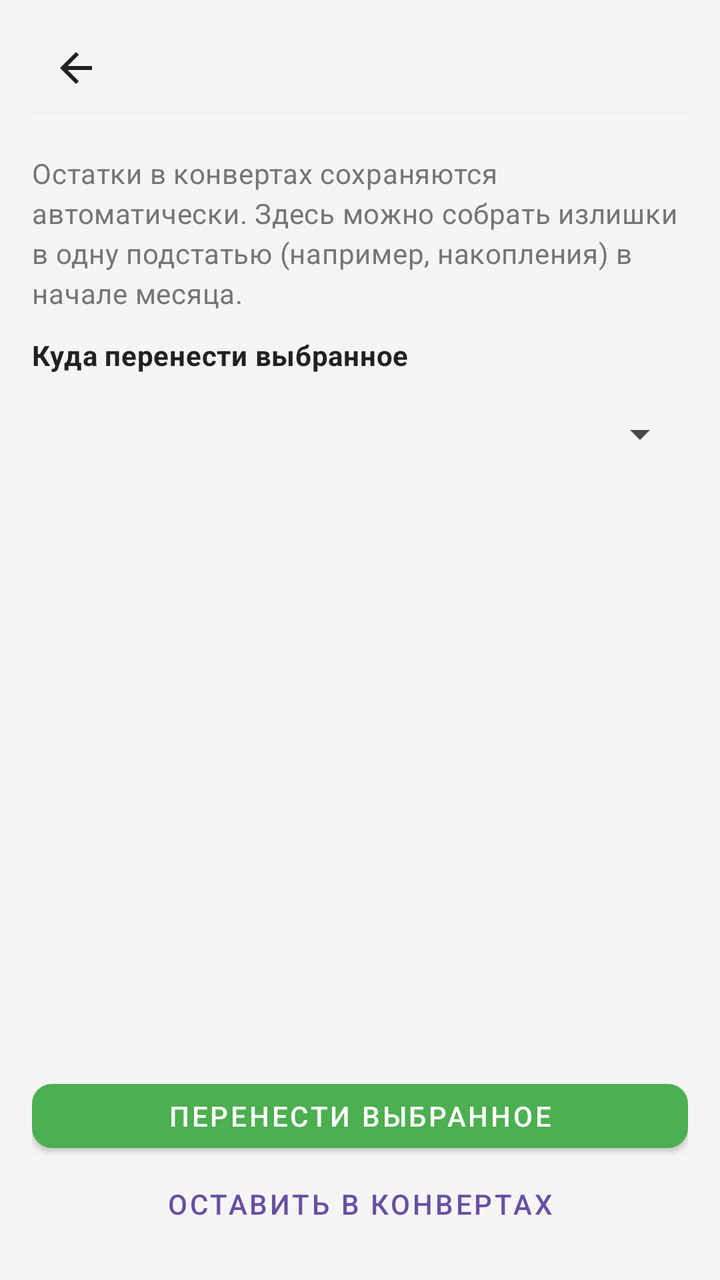
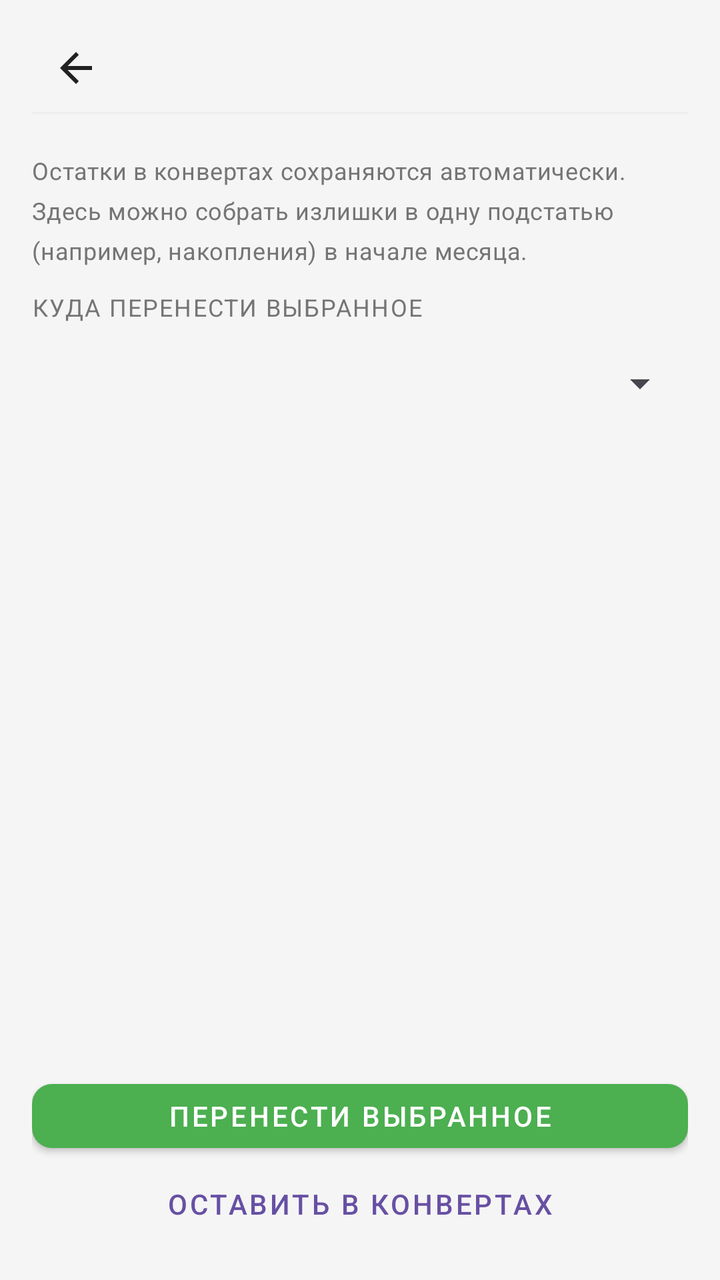

Compare the two renders of this Android layout. The source of the first and the diff that turns it into the second are given below.
<!-- AndroidManifest.xml: application theme Theme.MyBudget -->
<!-- res/layout/activity_rollover.xml -->
<?xml version="1.0" encoding="utf-8"?>
<LinearLayout xmlns:android="http://schemas.android.com/apk/res/android" xmlns:app="http://schemas.android.com/apk/res-auto"
    android:orientation="vertical"
    android:background="@color/background_light"
    android:paddingLeft="@dimen/space_16"
    android:paddingTop="@dimen/space_12"
    android:paddingRight="@dimen/space_16"
    android:paddingBottom="@dimen/space_16"
    android:layout_width="match_parent"
    android:layout_height="match_parent"
    android:paddingHorizontal="@dimen/space_16">
    <include
        android:layout_width="match_parent"
        android:layout_height="wrap_content"
        android:layout_marginBottom="@dimen/space_12"
        layout="@layout/include_screen_header"/>
    <TextView
        android:textSize="14sp"
        android:id="@+id/rolloverHintText"
        android:layout_width="match_parent"
        android:layout_height="wrap_content"
        android:layout_marginBottom="@dimen/space_12"
        android:text="@string/rollover_hint"
        style="@style/Text.MyBudget.Subtitle"/>
    <TextView
        android:textSize="14sp"
        android:layout_width="match_parent"
        android:layout_height="wrap_content"
        android:layout_marginBottom="@dimen/space_8"
        android:text="@string/rollover_target_label"
        style="@style/Text.MyBudget.Section"/>
    <Spinner
        android:id="@+id/rolloverTargetSpinner"
        android:layout_width="match_parent"
        android:layout_height="wrap_content"
        android:layout_marginBottom="@dimen/space_12"
        android:minHeight="@dimen/touch_min_size"/>
    <FrameLayout
        android:layout_width="match_parent"
        android:layout_height="0dp"
        android:layout_weight="1">
        <androidx.recyclerview.widget.RecyclerView
            android:id="@+id/rolloverRecyclerView"
            android:clipToPadding="false"
            android:layout_width="match_parent"
            android:layout_height="match_parent"/>
        <TextView
            android:gravity="center"
            android:layout_gravity="center"
            android:id="@+id/rolloverEmptyText"
            android:padding="@dimen/space_24"
            android:visibility="gone"
            android:layout_width="match_parent"
            android:layout_height="wrap_content"
            android:text="@string/rollover_empty"
            style="@style/Text.MyBudget.Subtitle"/>
    </FrameLayout>
    <com.google.android.material.button.MaterialButton
        android:id="@+id/rolloverTransferButton"
        android:layout_width="match_parent"
        android:layout_height="wrap_content"
        android:layout_marginTop="@dimen/space_8"
        android:minHeight="@dimen/touch_min_size"
        android:text="@string/rollover_transfer_button"
        app:backgroundTint="@color/income_green"
        app:cornerRadius="@dimen/radius_10"
        style="@style/Widget.MaterialComponents.Button"/>
    <com.google.android.material.button.MaterialButton
        android:id="@+id/rolloverKeepButton"
        android:layout_width="match_parent"
        android:layout_height="wrap_content"
        android:minHeight="@dimen/touch_min_size"
        android:text="@string/rollover_keep_button"
        app:cornerRadius="@dimen/radius_10"
        style="@style/Widget.MaterialComponents.Button.TextButton"/>
</LinearLayout>
<!-- res/layout/include_screen_header.xml (included above) -->
<?xml version="1.0" encoding="utf-8"?>
<LinearLayout xmlns:android="http://schemas.android.com/apk/res/android"
    android:layout_width="match_parent"
    android:layout_height="wrap_content"
    android:orientation="vertical">

    <include layout="@layout/include_compact_toolbar" />

    <View
        android:layout_width="match_parent"
        android:layout_height="1dp"
        android:layout_marginBottom="@dimen/space_8"
        android:background="@color/border_light" />
</LinearLayout>
<!-- res/layout/include_compact_toolbar.xml (included above) -->
<?xml version="1.0" encoding="utf-8"?>
<LinearLayout xmlns:android="http://schemas.android.com/apk/res/android" xmlns:app="http://schemas.android.com/apk/res-auto"
    android:gravity="center_vertical"
    android:orientation="horizontal"
    android:id="@+id/screenHeaderRoot"
    android:layout_width="match_parent"
    android:layout_height="wrap_content"
    android:minHeight="@dimen/touch_min_size">
    <ImageButton
        android:id="@+id/screenHeaderBack"
        android:background="?attr/selectableItemBackgroundBorderless"
        android:padding="@dimen/space_8"
        android:layout_width="@dimen/touch_min_size"
        android:layout_height="@dimen/touch_min_size"
        android:src="@drawable/ic_arrow_back"
        android:scaleType="centerInside"
        android:contentDescription="@string/nav_back"
        app:tint="@color/text_primary"/>
    <TextView
        android:textSize="18sp"
        android:id="@+id/screenHeaderEmoji"
        android:visibility="gone"
        android:layout_width="wrap_content"
        android:layout_height="wrap_content"
        android:layout_marginStart="@dimen/space_2"/>
    <TextView
        android:textSize="20sp"
        android:ellipsize="end"
        android:id="@+id/screenHeaderTitle"
        android:layout_width="0dp"
        android:layout_height="wrap_content"
        android:maxLines="1"
        android:layout_weight="1"
        android:layout_marginStart="@dimen/space_4"
        style="@style/Text.MyBudget.Title"/>
    <ImageButton
        android:id="@+id/screenHeaderAction"
        android:background="?attr/selectableItemBackgroundBorderless"
        android:padding="@dimen/space_8"
        android:visibility="gone"
        android:layout_width="@dimen/touch_min_size"
        android:layout_height="@dimen/touch_min_size"
        android:src="@android:drawable/ic_menu_more"
        android:contentDescription="@string/transactions_more_menu"
        app:tint="@color/text_secondary"/>
    <ImageButton
        android:id="@+id/screenHeaderActionSecondary"
        android:background="?attr/selectableItemBackgroundBorderless"
        android:padding="@dimen/space_8"
        android:visibility="gone"
        android:layout_width="@dimen/touch_min_size"
        android:layout_height="@dimen/touch_min_size"
        android:src="@android:drawable/ic_menu_search"
        android:contentDescription="@string/transactions_search_submit"
        app:tint="@color/budget_blue"/>
</LinearLayout>
<!-- resources referenced by this layout -->
<resources>
  <color name="background_light">#f5f5f5</color>
  <color name="border_light">#eeeeee</color>
  <color name="budget_blue">#2196f3</color>
  <color name="income_green">#4caf50</color>
  <color name="text_primary">#212121</color>
  <color name="text_secondary">#757575</color>
  <dimen name="radius_10">10dp</dimen>
  <dimen name="space_12">12dp</dimen>
  <dimen name="space_16">16dp</dimen>
  <dimen name="space_2">2dp</dimen>
  <dimen name="space_24">24dp</dimen>
  <dimen name="space_4">4dp</dimen>
  <dimen name="space_8">8dp</dimen>
  <dimen name="touch_min_size">44dp</dimen>
  <!-- drawable ic_arrow_back (drawable) -->
  <?xml version="1.0" encoding="utf-8"?>
  <vector xmlns:android="http://schemas.android.com/apk/res/android"
      android:height="24dp"
      android:width="24dp"
      android:viewportWidth="24"
      android:viewportHeight="24">
      <path
          android:fillColor="@color/text_primary"
          android:pathData="M20,11H7.83l5.59,-5.59L12,4l-8,8 8,8 1.41,-1.41L7.83,13H20v-2z"/>
  </vector>
  <string name="nav_back">Назад</string>
  <string name="rollover_empty">Нет подстатей с остатком для переноса</string>
  <string name="rollover_hint">Остатки в конвертах сохраняются автоматически. Здесь можно собрать излишки в одну подстатью (например, накопления) в начале месяца.</string>
  <string name="rollover_keep_button">Оставить в конвертах</string>
  <string name="rollover_target_label">Куда перенести выбранное</string>
  <string name="rollover_transfer_button">Перенести выбранное</string>
  <string name="transactions_more_menu">Дополнительно</string>
  <string name="transactions_search_submit">Искать</string>
  <style name="Text.MyBudget.Section" parent="@style/Text.MyBudget">
      <item name="android:textSize">16sp</item>
      <item name="android:textStyle">bold</item>
      <item name="android:textColor">@color/text_primary</item>
    </style>
  <style name="Text.MyBudget.Subtitle" parent="@style/Text.MyBudget">
      <item name="android:textSize">12sp</item>
      <item name="android:textColor">@color/text_secondary</item>
    </style>
  <style name="Text.MyBudget.Title" parent="@style/Text.MyBudget">
      <item name="android:textSize">18sp</item>
      <item name="android:textStyle">bold</item>
      <item name="android:textColor">@color/text_primary</item>
    </style>
  <style name="Theme.MyBudget" parent="@style/Base.Theme.MyBudget" />
  <style name="Text.MyBudget" parent="@style/TextAppearance.Material3.BodyMedium" />
  <style name="Base.Theme.MyBudget" parent="@style/Theme.Material3.DayNight.NoActionBar">
      <item name="android:colorBackground">@color/background_light</item>
      <item name="colorOnPrimary">@color/md_theme_onPrimary</item>
      <item name="colorOnSurface">@color/md_theme_onSurface</item>
      <item name="colorOutline">@color/md_theme_outline</item>
      <item name="colorPrimary">@color/md_theme_primary</item>
      <item name="colorSurface">@color/md_theme_surface</item>
      <item name="colorSurfaceVariant">@color/md_theme_surfaceVariant</item>
    </style>
  <color name="md_theme_onPrimary">#ffffff</color>
  <color name="md_theme_onSurface">#1d1b20</color>
  <color name="md_theme_outline">#79747e</color>
  <color name="md_theme_primary">#6750a4</color>
  <color name="md_theme_surface">#ffffff</color>
  <color name="md_theme_surfaceVariant">#e7e0ec</color>
</resources>

<!-- the commit's change to res/layout/activity_rollover.xml (unified diff, before → after) -->
@@ -15,7 +15,6 @@
         android:layout_marginBottom="@dimen/space_12"
         layout="@layout/include_screen_header"/>
     <TextView
-        android:textSize="14sp"
         android:id="@+id/rolloverHintText"
         android:layout_width="match_parent"
         android:layout_height="wrap_content"
@@ -23,12 +22,11 @@
         android:text="@string/rollover_hint"
         style="@style/Text.MyBudget.Subtitle"/>
     <TextView
-        android:textSize="14sp"
         android:layout_width="match_parent"
         android:layout_height="wrap_content"
         android:layout_marginBottom="@dimen/space_8"
         android:text="@string/rollover_target_label"
-        style="@style/Text.MyBudget.Section"/>
+        style="@style/Text.MyBudget.SectionLabel"/>
     <Spinner
         android:id="@+id/rolloverTargetSpinner"
         android:layout_width="match_parent"
<!-- resource entries referenced after the edit -->
@@ -33,10 +33,11 @@
   <string name="rollover_transfer_button">Перенести выбранное</string>
   <string name="transactions_more_menu">Дополнительно</string>
   <string name="transactions_search_submit">Искать</string>
-  <style name="Text.MyBudget.Section" parent="@style/Text.MyBudget">
-      <item name="android:textSize">16sp</item>
-      <item name="android:textStyle">bold</item>
-      <item name="android:textColor">@color/text_primary</item>
+  <style name="Text.MyBudget.SectionLabel" parent="@style/Text.MyBudget">
+      <item name="android:textSize">12sp</item>
+      <item name="android:textColor">@color/text_secondary</item>
+      <item name="android:textAllCaps">true</item>
+      <item name="android:letterSpacing">0.06</item>
     </style>
   <style name="Text.MyBudget.Subtitle" parent="@style/Text.MyBudget">
       <item name="android:textSize">12sp</item>
